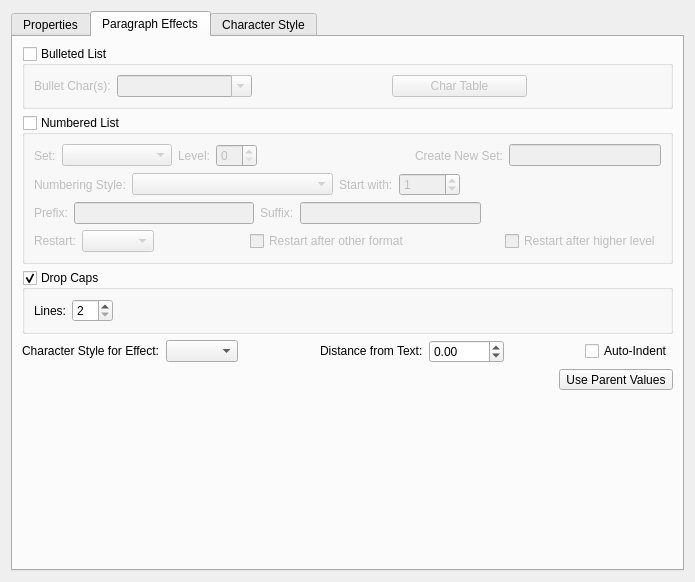
The window that scribus/ui/smpstylewidget.ui (scribusproject/scribus) describes before a commit, drawn with Qt 5.
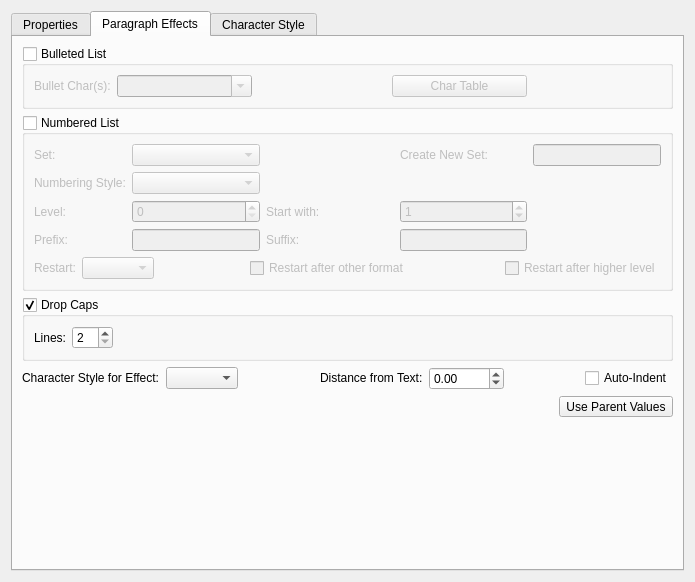
The same window after the commit. The open tabs and pages were chosen to show the change. Custom widgets are drawn as their Qt base class.

Commit message: Make UI related to numerated lists in style manager a bit less ugly

The edit to the form file:
```diff
--- a/scribus/ui/smpstylewidget.ui
+++ b/scribus/ui/smpstylewidget.ui
@@ -879,15 +879,75 @@
          </property>
          <layout class="QVBoxLayout" name="verticalLayout_5">
           <item>
-           <layout class="QHBoxLayout" name="horizontalLayout_9">
-            <item>
+           <layout class="QGridLayout" name="gridLayout_2">
+            <item row="2" column="2">
+             <widget class="QLabel" name="numStartLabel">
+              <property name="text">
+               <string>Start with:</string>
+              </property>
+             </widget>
+            </item>
+            <item row="3" column="3">
+             <widget class="QLineEdit" name="numSuffix"/>
+            </item>
+            <item row="0" column="0">
              <widget class="QLabel" name="numComboLabel">
               <property name="text">
                <string>Set:</string>
               </property>
              </widget>
             </item>
-            <item>
+            <item row="0" column="4">
+             <widget class="QLineEdit" name="numNewLineEdit"/>
+            </item>
+            <item row="1" column="0">
+             <widget class="QLabel" name="numFormatLabel">
+              <property name="text">
+               <string>Numbering Style:</string>
+              </property>
+              <property name="buddy">
+               <cstring>numFormatCombo</cstring>
+              </property>
+             </widget>
+            </item>
+            <item row="3" column="2">
+             <widget class="QLabel" name="numSuffixLabel">
+              <property name="text">
+               <string>Suffix:</string>
+              </property>
+             </widget>
+            </item>
+            <item row="2" column="3">
+             <widget class="SMSpinBox" name="numStartSpin">
+              <property name="maximum">
+               <number>99999</number>
+              </property>
+              <property name="value">
+               <number>1</number>
+              </property>
+             </widget>
+            </item>
+            <item row="0" column="2">
+             <spacer name="horizontalSpacer_10">
+              <property name="orientation">
+               <enum>Qt::Horizontal</enum>
+              </property>
+              <property name="sizeHint" stdset="0">
+               <size>
+                <width>40</width>
+                <height>20</height>
+               </size>
+              </property>
+             </spacer>
+            </item>
+            <item row="3" column="0">
+             <widget class="QLabel" name="numPrefixLabel">
+              <property name="text">
+               <string>Prefix:</string>
+              </property>
+             </widget>
+            </item>
+            <item row="0" column="1">
              <widget class="SMScComboBox" name="numComboBox">
               <property name="currentIndex">
                <number>-1</number>
@@ -897,54 +957,24 @@
               </property>
              </widget>
             </item>
-            <item>
+            <item row="2" column="1">
+             <widget class="SMSpinBox" name="numLevelSpin"/>
+            </item>
+            <item row="2" column="0">
              <widget class="QLabel" name="numLevelLabel">
               <property name="text">
                <string>Level:</string>
               </property>
              </widget>
             </item>
-            <item>
-             <widget class="SMSpinBox" name="numLevelSpin"/>
-            </item>
-            <item>
-             <spacer name="horizontalSpacer_4">
-              <property name="orientation">
-               <enum>Qt::Horizontal</enum>
-              </property>
-              <property name="sizeHint" stdset="0">
-               <size>
-                <width>40</width>
-                <height>20</height>
-               </size>
-              </property>
-             </spacer>
-            </item>
-            <item>
+            <item row="0" column="3">
              <widget class="QLabel" name="numNewLabel">
               <property name="text">
                <string>Create New Set:</string>
               </property>
              </widget>
             </item>
-            <item>
-             <widget class="QLineEdit" name="numNewLineEdit"/>
-            </item>
-           </layout>
-          </item>
-          <item>
-           <layout class="QHBoxLayout" name="horizontalLayout_10">
-            <item>
-             <widget class="QLabel" name="numFormatLabel">
-              <property name="text">
-               <string>Numbering Style:</string>
-              </property>
-              <property name="buddy">
-               <cstring>numFormatCombo</cstring>
-              </property>
-             </widget>
-            </item>
-            <item>
+            <item row="1" column="1">
              <widget class="SMNumFormatCombo" name="numFormatCombo">
               <property name="sizePolicy">
                <sizepolicy hsizetype="Expanding" vsizetype="Fixed">
@@ -954,76 +984,10 @@
               </property>
              </widget>
             </item>
-            <item>
-             <widget class="QLabel" name="numStartLabel">
-              <property name="text">
-               <string>Start with:</string>
-              </property>
-             </widget>
-            </item>
-            <item>
-             <widget class="SMSpinBox" name="numStartSpin">
-              <property name="maximum">
-               <number>99999</number>
-              </property>
-              <property name="value">
-               <number>1</number>
-              </property>
-             </widget>
-            </item>
-            <item>
-             <spacer name="horizontalSpacer_8">
-              <property name="orientation">
-               <enum>Qt::Horizontal</enum>
-              </property>
-              <property name="sizeHint" stdset="0">
-               <size>
-                <width>40</width>
-                <height>20</height>
-               </size>
-              </property>
-             </spacer>
-            </item>
-           </layout>
-          </item>
-          <item>
-           <layout class="QHBoxLayout" name="horizontalLayout_6">
-            <item>
-             <widget class="QLabel" name="numPrefixLabel">
-              <property name="text">
-               <string>Prefix:</string>
-              </property>
-             </widget>
-            </item>
-            <item>
+            <item row="3" column="1">
              <widget class="QLineEdit" name="numPrefix"/>
             </item>
-            <item>
-             <widget class="QLabel" name="numSuffixLabel">
-              <property name="text">
-               <string>Suffix:</string>
-              </property>
-             </widget>
-            </item>
-            <item>
-             <widget class="QLineEdit" name="numSuffix"/>
-            </item>
-            <item>
-             <spacer name="horizontalSpacer_9">
-              <property name="orientation">
-               <enum>Qt::Horizontal</enum>
-              </property>
-              <property name="sizeHint" stdset="0">
-               <size>
-                <width>20</width>
-                <height>20</height>
-               </size>
-              </property>
-             </spacer>
-            </item>
-           </layout>
-          </item>
-          <item>
+            <item row="4" column="0" colspan="5">
            <layout class="QHBoxLayout" name="horizontalLayout_8">
             <item>
              <widget class="QLabel" name="numRestartLabel">
@@ -1084,6 +1048,8 @@
            </layout>
           </item>
          </layout>
+          </item>
+         </layout>
         </widget>
        </item>
        <item>
```
Left out of the diff: 5 changed lines with no effect on the pictures. Lines whose indentation alone changed are shown as unchanged.
